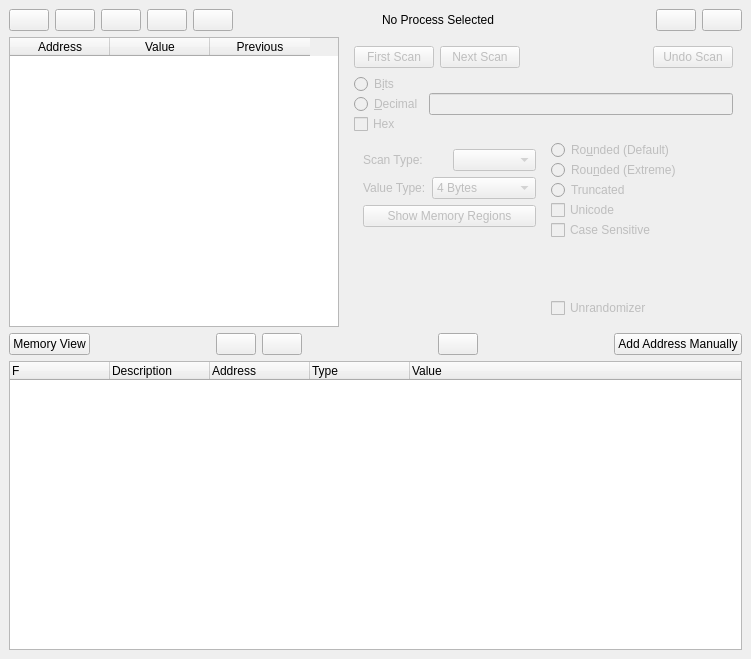
Old version of the form GUI/MainWindow.ui in the repository korcankaraokcu/PINCE.
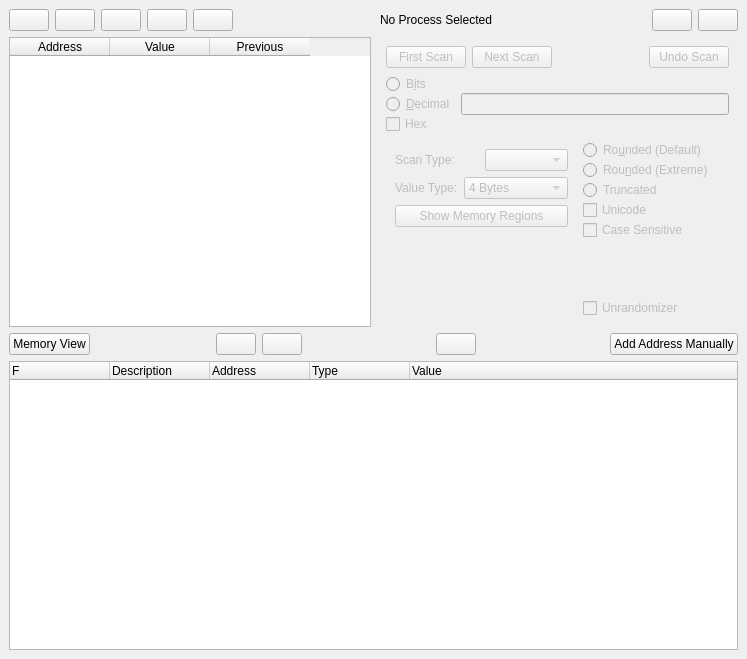
New version of the form.

Commit message: Make MainWindow resizable

Diff of the .ui file:
```diff
--- a/GUI/MainWindow.ui
+++ b/GUI/MainWindow.ui
@@ -6,40 +6,16 @@
    <rect>
     <x>0</x>
     <y>0</y>
-    <width>751</width>
+    <width>747</width>
     <height>659</height>
    </rect>
   </property>
-  <property name="sizePolicy">
-   <sizepolicy hsizetype="Fixed" vsizetype="Fixed">
-    <horstretch>0</horstretch>
-    <verstretch>0</verstretch>
-   </sizepolicy>
-  </property>
-  <property name="minimumSize">
-   <size>
-    <width>751</width>
-    <height>659</height>
-   </size>
-  </property>
-  <property name="maximumSize">
-   <size>
-    <width>751</width>
-    <height>659</height>
-   </size>
-  </property>
   <property name="windowTitle">
    <string>PINCE</string>
   </property>
   <widget class="QWidget" name="centralwidget">
-   <property name="sizePolicy">
-    <sizepolicy hsizetype="Fixed" vsizetype="Fixed">
-     <horstretch>0</horstretch>
-     <verstretch>0</verstretch>
-    </sizepolicy>
-   </property>
-   <layout class="QVBoxLayout" name="verticalLayout_6">
-    <item>
+   <layout class="QGridLayout" name="gridLayout">
+    <item row="0" column="0">
      <layout class="QHBoxLayout" name="horizontalLayout_5">
       <property name="sizeConstraint">
        <enum>QLayout::SetFixedSize</enum>
@@ -180,22 +156,10 @@
       </item>
      </layout>
     </item>
-    <item>
+    <item row="1" column="0">
      <layout class="QHBoxLayout" name="horizontalLayout_9">
       <item>
        <widget class="QTableWidget" name="tableWidget_valuesearchtable">
-        <property name="sizePolicy">
-         <sizepolicy hsizetype="Fixed" vsizetype="Expanding">
-          <horstretch>0</horstretch>
-          <verstretch>0</verstretch>
-         </sizepolicy>
-        </property>
-        <property name="minimumSize">
-         <size>
-          <width>330</width>
-          <height>0</height>
-         </size>
-        </property>
         <column>
          <property name="text">
           <string>Address</string>
@@ -502,7 +466,7 @@
       </item>
      </layout>
     </item>
-    <item>
+    <item row="2" column="0">
      <layout class="QHBoxLayout" name="horizontalLayout_8">
       <property name="sizeConstraint">
        <enum>QLayout::SetMinAndMaxSize</enum>
@@ -595,7 +559,7 @@
       </item>
      </layout>
     </item>
-    <item>
+    <item row="3" column="0">
      <widget class="QTreeWidget" name="treeWidget_AddressTable">
       <property name="editTriggers">
        <set>QAbstractItemView::NoEditTriggers</set>
```
Left out of the diff: 4 changed lines with no effect on the pictures. The commit also changes 1 other file.
